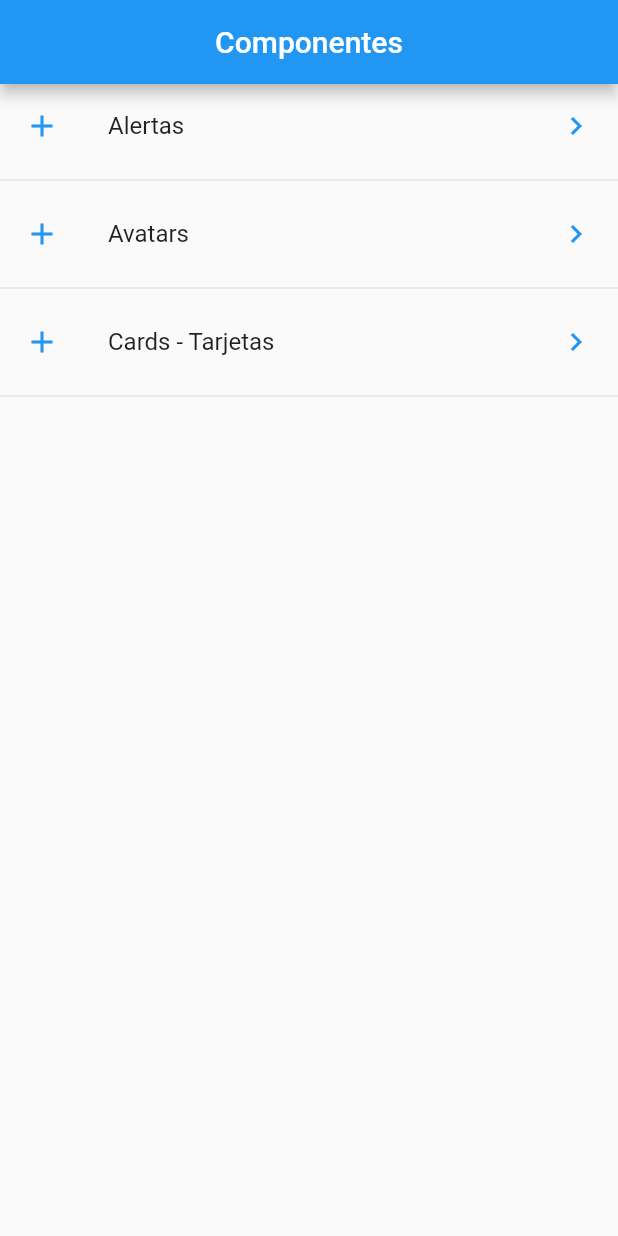
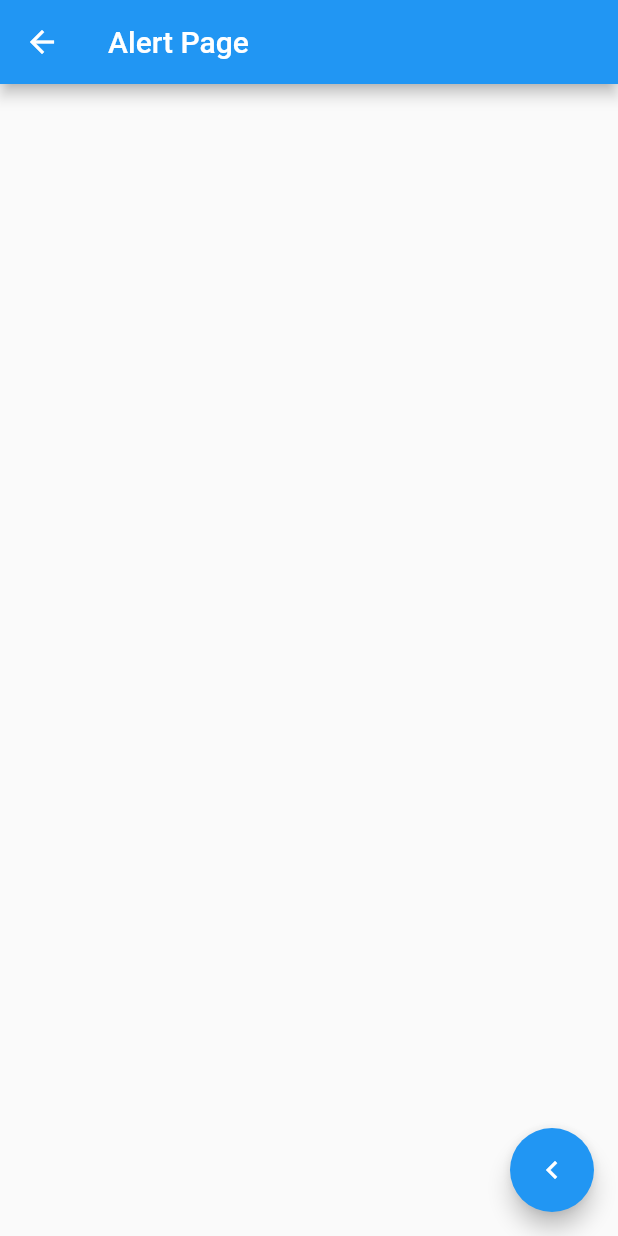
Before and after one commit to Andresdamelio/componentes_flutter, a Flutter app: the screen it shows after launch, after a tap on "Cards - Tarjetas", on a phone screen of 412 x 824 dp. Run offline on Flutter 3.47's test engine with Material 2 defaults, Android fonts, the phone set to English and light mode, and no system bars.

```diff
--- a/lib/main.dart
+++ b/lib/main.dart
@@ -1,9 +1,9 @@
+
 
 
 import 'package:flutter/material.dart';
-
-import 'package:componentes_flutter/src/pages/home_page.dart';
-//import 'package:componentes_flutter/src/pages/home_temp.dart';
+import 'package:componentes_flutter/src/pages/alert_page.dart';
+import 'package:componentes_flutter/src/routes/routes.dart';
 
 
 void main() => runApp(MyApp());
@@ -14,7 +14,14 @@ class MyApp extends StatelessWidget {
     return MaterialApp(
       title: 'Lista',
       debugShowCheckedModeBanner: false,
-      home: HomePage(),
+      // home: HomePage(),
+      initialRoute: 'home',
+      routes: getApplicationRoutes(),
+      onGenerateRoute: ( settings ) {
+        return MaterialPageRoute(
+          builder: (BuildContext context) => AlertPage()
+        );
+      } ,
     );
   }
 }
--- /dev/null
+++ b/lib/src/pages/alert_page.dart
@@ -0,0 +1,18 @@
+import 'package:flutter/material.dart';
+
+class AlertPage extends StatelessWidget {
+  @override
+  Widget build(BuildContext context) {
+    return Scaffold(
+      appBar: AppBar(
+        title: Text('Alert Page'),
+      ),
+      floatingActionButton: FloatingActionButton(
+        child: Icon( Icons.keyboard_arrow_left),
+        onPressed: () {
+          Navigator.pop(context);
+        },
+      ),
+    );
+  }
+}
--- /dev/null
+++ b/lib/src/pages/avatar_page.dart
@@ -0,0 +1,12 @@
+import 'package:flutter/material.dart';
+
+class AvatarPage extends StatelessWidget {
+  @override
+  Widget build(BuildContext context) {
+    return Scaffold(
+      appBar: AppBar(
+        title: Text('Avatar Page'),
+      ),
+    );
+  }
+}
--- a/lib/src/pages/home_page.dart
+++ b/lib/src/pages/home_page.dart
@@ -1,7 +1,8 @@
 
 import 'package:flutter/material.dart';
 import 'package:componentes_flutter/src/providers/menu_provider.dart';
-
+import 'package:componentes_flutter/src/utils/icon_string_util.dart';
+import 'package:componentes_flutter/src/pages/alert_page.dart';
 
 class HomePage extends StatelessWidget {
   @override
@@ -23,22 +24,27 @@ class HomePage extends StatelessWidget {
       initialData: [],
       builder: (BuildContext context, AsyncSnapshot<List<dynamic>> snapshot) {
         return ListView(
-          children: _listItems(snapshot.data),
+          children: _listItems(snapshot.data, context),
         );
       }
     );
   }
 
-  List<Widget>_listItems(List<dynamic> data) {
+  List<Widget>_listItems(List<dynamic> data, BuildContext context) {
     final List<Widget> options = [];
 
     data.forEach( (option) {
       final widgetTemp = ListTile(
-        leading: Icon( Icons.add, color: Colors.blue, ),
+        leading: getIcon(option['icon']),
         title: Text(option['texto']),
         trailing: Icon(Icons.keyboard_arrow_right, color: Colors.blue),
         onTap: () {
+          // final route = MaterialPageRoute(
+          //   builder: (context) => AlertPage()
+          // );
+          // Navigator.push(context, route);
 
+          Navigator.pushNamed(context, option['ruta']);
         },
       );
 
--- /dev/null
+++ b/lib/src/routes/routes.dart
@@ -0,0 +1,14 @@
+
+import 'package:flutter/material.dart';
+import 'package:componentes_flutter/src/pages/alert_page.dart';
+import 'package:componentes_flutter/src/pages/avatar_page.dart';
+import 'package:componentes_flutter/src/pages/home_page.dart';
+
+
+Map<String, WidgetBuilder> getApplicationRoutes() {
+  return <String, WidgetBuilder>{
+    'home': ( BuildContext context ) => HomePage(),
+    'alert': ( BuildContext context ) => AlertPage(),
+    'avatar': ( BuildContext context ) => AvatarPage(),
+  };
+}
--- a/lib/src/utils/icon_string_util.dart
+++ b/lib/src/utils/icon_string_util.dart
@@ -0,0 +1,11 @@
+import 'package:flutter/material.dart';
+
+final _icons = <String, IconData>{
+  'add_alert'    : Icons.add_alert,
+  'accessibility': Icons.accessibility,
+  'folder_open'  : Icons.folder_open,
+};
+
+Icon getIcon( String nameIcon ) {
+  return Icon( _icons[nameIcon], color: Colors.blue,);
+}
```
